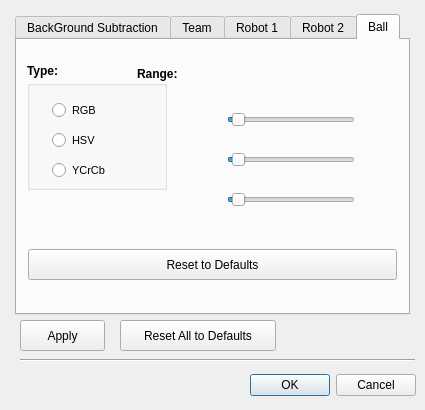
The window that Mirosot-PC/ProcessingSettingsDialog.ui (eyllanesc/Mirosot-Peru) describes before a commit, drawn with Qt 5.
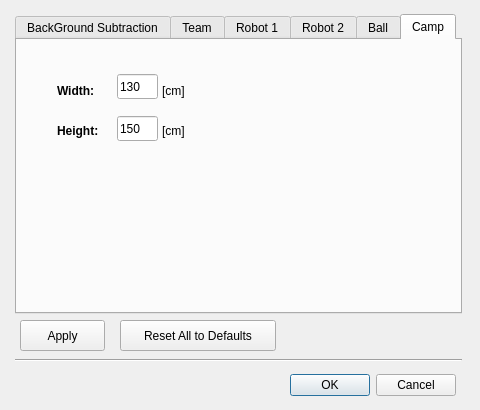
The same window after the commit. Icons and pictures are not drawn. Custom widgets are drawn as their Qt base class.

The edit to the form file:
```diff
--- a/Mirosot-PC/ProcessingSettingsDialog.ui
+++ b/Mirosot-PC/ProcessingSettingsDialog.ui
@@ -6,7 +6,7 @@
    <rect>
     <x>0</x>
     <y>0</y>
-    <width>425</width>
+    <width>480</width>
     <height>410</height>
    </rect>
   </property>
@@ -18,13 +18,13 @@
   </property>
   <property name="minimumSize">
    <size>
-    <width>425</width>
+    <width>480</width>
     <height>410</height>
    </size>
   </property>
   <property name="maximumSize">
    <size>
-    <width>425</width>
+    <width>480</width>
     <height>410</height>
    </size>
   </property>
@@ -39,8 +39,8 @@
     <rect>
      <x>15</x>
      <y>14</y>
-     <width>395</width>
-     <height>301</height>
+     <width>447</width>
+     <height>300</height>
     </rect>
    </property>
    <property name="toolTip">
@@ -54,7 +54,7 @@
 </string>
    </property>
    <property name="currentIndex">
-    <number>4</number>
+    <number>5</number>
    </property>
    <widget class="QWidget" name="BSTab">
     <attribute name="title">
@@ -1492,11 +1492,106 @@
      </widget>
     </widget>
    </widget>
+   <widget class="QWidget" name="tab">
+    <attribute name="title">
+     <string>Camp</string>
+    </attribute>
+    <widget class="QLabel" name="widthlabel">
+     <property name="geometry">
+      <rect>
+       <x>40</x>
+       <y>40</y>
+       <width>65</width>
+       <height>21</height>
+      </rect>
+     </property>
+     <property name="font">
+      <font>
+       <weight>75</weight>
+       <bold>true</bold>
+      </font>
+     </property>
+     <property name="text">
+      <string>Width:</string>
+     </property>
+    </widget>
+    <widget class="QLabel" name="heightlabel">
+     <property name="geometry">
+      <rect>
+       <x>40</x>
+       <y>80</y>
+       <width>65</width>
+       <height>21</height>
+      </rect>
+     </property>
+     <property name="font">
+      <font>
+       <weight>75</weight>
+       <bold>true</bold>
+      </font>
+     </property>
+     <property name="text">
+      <string>Height:</string>
+     </property>
+    </widget>
+    <widget class="QLineEdit" name="widthline">
+     <property name="geometry">
+      <rect>
+       <x>100</x>
+       <y>34</y>
+       <width>41</width>
+       <height>25</height>
+      </rect>
+     </property>
+     <property name="text">
+      <string>130</string>
+     </property>
+    </widget>
+    <widget class="QLineEdit" name="heightline">
+     <property name="geometry">
+      <rect>
+       <x>100</x>
+       <y>76</y>
+       <width>41</width>
+       <height>25</height>
+      </rect>
+     </property>
+     <property name="text">
+      <string>150</string>
+     </property>
+    </widget>
+    <widget class="QLabel" name="label_10">
+     <property name="geometry">
+      <rect>
+       <x>145</x>
+       <y>40</y>
+       <width>31</width>
+       <height>21</height>
+      </rect>
+     </property>
+     <property name="text">
+      <string>[cm]</string>
+     </property>
+    </widget>
+    <widget class="QLabel" name="label_11">
+     <property name="geometry">
+      <rect>
+       <x>145</x>
+       <y>80</y>
+       <width>31</width>
+       <height>21</height>
+      </rect>
+     </property>
+     <property name="text">
+      <string>[cm]</string>
+     </property>
+    </widget>
+   </widget>
   </widget>
   <widget class="QDialogButtonBox" name="okCancelBox">
    <property name="geometry">
     <rect>
-     <x>240</x>
+     <x>280</x>
      <y>370</y>
      <width>176</width>
      <height>31</height>
@@ -1538,9 +1633,9 @@
   <widget class="Line" name="line_1">
    <property name="geometry">
     <rect>
-     <x>20</x>
+     <x>15</x>
      <y>350</y>
-     <width>395</width>
+     <width>447</width>
      <height>20</height>
     </rect>
    </property>
```
Left out of the diff: 8 changed lines with no effect on the pictures.
